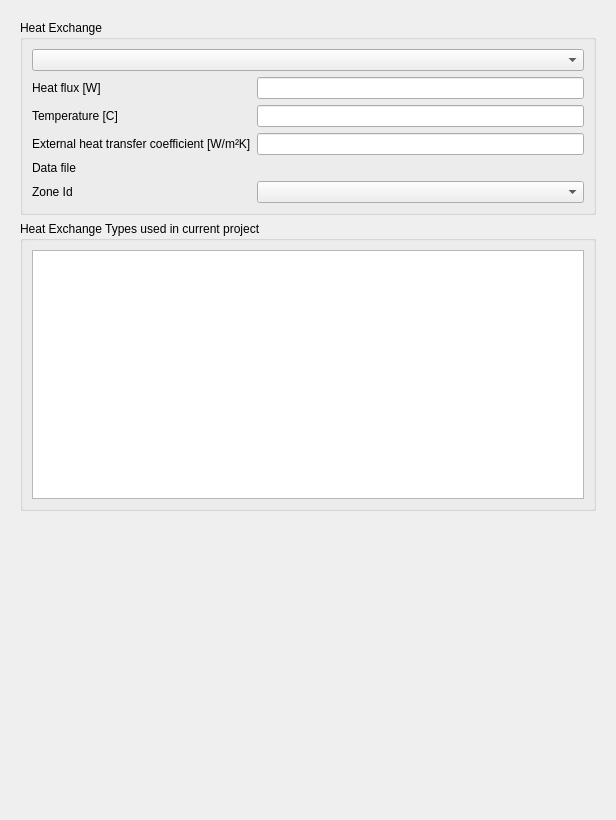
First picture: the form in SIM-VICUS/src/SVPropNetworkPropertiesWidget.ui, repository ghorwin/SIM-VICUS, before the edit.
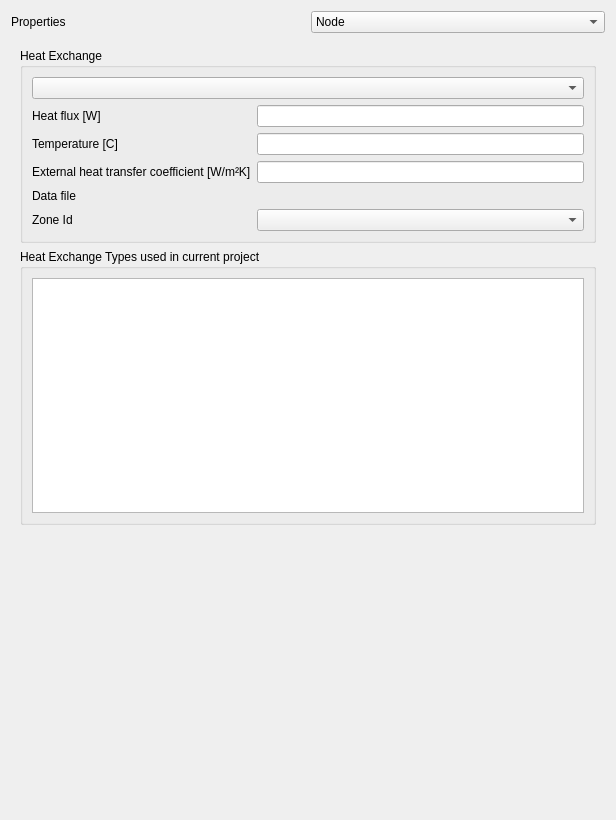
Second picture: the form after the edit. Custom widgets are drawn as their Qt base class.

Diff of the .ui file:
```diff
--- a/SIM-VICUS/src/SVPropNetworkPropertiesWidget.ui
+++ b/SIM-VICUS/src/SVPropNetworkPropertiesWidget.ui
@@ -13,7 +13,42 @@
   <property name="windowTitle">
    <string>Form</string>
   </property>
-  <layout class="QVBoxLayout" name="verticalLayout_7">
+  <layout class="QVBoxLayout" name="verticalLayout">
+   <item>
+    <layout class="QHBoxLayout" name="horizontalLayout_2">
+     <item>
+      <widget class="QLabel" name="label">
+       <property name="text">
+        <string>Properties</string>
+       </property>
+      </widget>
+     </item>
+     <item>
+      <widget class="QComboBox" name="comboBoxNetworkProperties">
+       <item>
+        <property name="text">
+         <string>Node</string>
+        </property>
+       </item>
+       <item>
+        <property name="text">
+         <string>Edge</string>
+        </property>
+       </item>
+       <item>
+        <property name="text">
+         <string>SubNetwork</string>
+        </property>
+       </item>
+       <item>
+        <property name="text">
+         <string>HeatExchange</string>
+        </property>
+       </item>
+      </widget>
+     </item>
+    </layout>
+   </item>
    <item>
     <widget class="QStackedWidget" name="stackedWidget">
      <property name="currentIndex">
```
